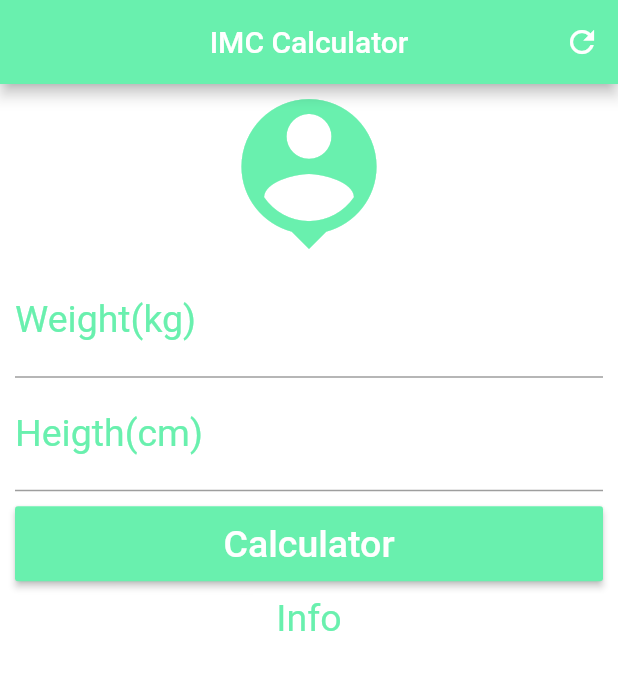
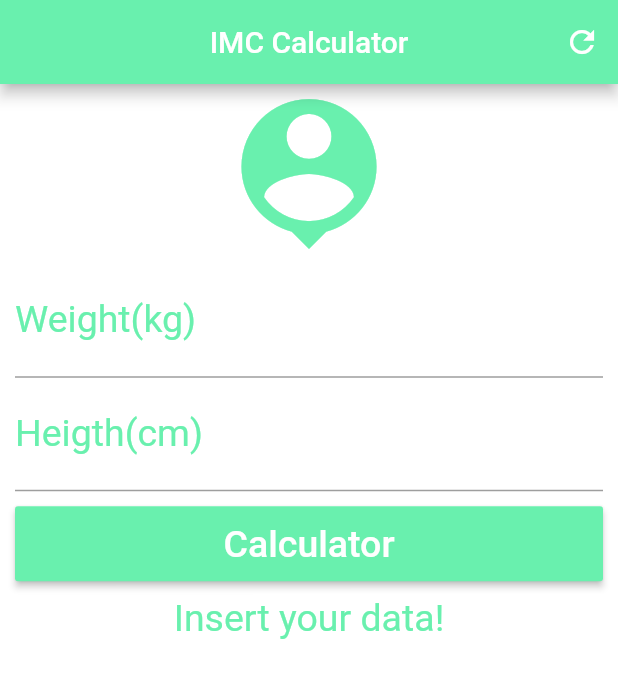
Before and after one commit to jonathanoliveira9/imc_flutter, a Flutter app: the screen it shows after launch, after a tap on "Calculator", on a phone screen of 412 x 824 dp. Shown: the top 678 px of the screen. Run offline on Flutter 3.47's test engine with Material 2 defaults, Android fonts, the phone set to English and light mode, and no system bars.

Commit message:
Controller

```diff
--- a/lib/main.dart
+++ b/lib/main.dart
@@ -12,6 +12,40 @@ class Home extends StatefulWidget {
 }
 
 class _HomeState extends State<Home> {
+  TextEditingController weightController = TextEditingController();
+  TextEditingController heightController = TextEditingController();
+  String _infoText = 'Insert your data!';
+
+  void _resetFields() {
+    setState(() {
+      weightController.text = '';
+      heightController.text = '';
+      _infoText = 'Insert your data!';
+    });
+  }
+
+  void _calculate() {
+    setState(() {
+      double weight = double.parse(weightController.text);
+
+      double height = double.parse(heightController.text) / 100;
+      double imc = weight / (height * height);
+      if (imc < 18.9) {
+        _infoText = "Low Weight (${imc.toStringAsPrecision(3)})";
+      } else if (imc >= 18.9 && imc < 24.9) {
+        _infoText = "Ideal Weight (${imc.toStringAsPrecision(3)})";
+      } else if (imc >= 24.9 && imc < 29.9) {
+        _infoText = "Slightly Overweight (${imc.toStringAsPrecision(3)})";
+      } else if (imc >= 29.9 && imc < 34.9) {
+        _infoText = "Obesity I (${imc.toStringAsPrecision(3)})";
+      } else if (imc >= 34.9 && imc < 39.9) {
+        _infoText = "Obesity II (${imc.toStringAsPrecision(3)})";
+      } else if (imc >= 40) {
+        _infoText = "Obesity III (${imc.toStringAsPrecision(3)})";
+      }
+    });
+  }
+
   @override
   Widget build(BuildContext context) {
     return Scaffold(
@@ -20,11 +54,12 @@ class _HomeState extends State<Home> {
         centerTitle: true,
         backgroundColor: Colors.greenAccent,
         actions: <Widget>[
-          IconButton(icon: Icon(Icons.refresh),
-            onPressed: () {},)
+          IconButton(
+            icon: Icon(Icons.refresh),
+            onPressed: _resetFields,
+          )
         ],
       ),
-
       backgroundColor: Colors.white,
       body: SingleChildScrollView(
         padding: EdgeInsets.fromLTRB(10.0, 0.0, 10.0, 0.0),
@@ -32,36 +67,42 @@ class _HomeState extends State<Home> {
           crossAxisAlignment: CrossAxisAlignment.stretch,
           children: <Widget>[
             Icon(Icons.person_pin, size: 120.0, color: Colors.greenAccent),
-            TextField(keyboardType: TextInputType.number,
+            TextField(
+              keyboardType: TextInputType.number,
               decoration: InputDecoration(
                   labelText: 'Weight(kg)',
-                  labelStyle: TextStyle(color: Colors.greenAccent)
-              ),
+                  labelStyle: TextStyle(color: Colors.greenAccent)),
               textAlign: TextAlign.center,
               style: TextStyle(color: Colors.greenAccent, fontSize: 25.0),
+              controller: weightController,
             ),
-            TextField(keyboardType: TextInputType.number,
+            TextField(
+              keyboardType: TextInputType.number,
               decoration: InputDecoration(
                   labelText: 'Heigth(cm)',
-                  labelStyle: TextStyle(color: Colors.greenAccent)
-              ),
+                  labelStyle: TextStyle(color: Colors.greenAccent)),
               textAlign: TextAlign.center,
               style: TextStyle(color: Colors.greenAccent, fontSize: 25.0),
+              controller: heightController,
             ),
             Padding(
                 padding: EdgeInsets.only(top: 10.0, bottom: 10.0),
                 child: Container(
                   height: 50.0,
                   child: RaisedButton(
-                  onPressed: () {},
-                  child: Text('Calculator', style: TextStyle(color: Colors.white, fontSize: 25.0),),
+                    onPressed: _calculate,
+                    child: Text(
+                      'Calculator',
+                      style: TextStyle(color: Colors.white, fontSize: 25.0),
+                    ),
                     color: Colors.greenAccent,
                   ),
+                )),
+            Text(
+              _infoText,
+              textAlign: TextAlign.center,
+              style: TextStyle(color: Colors.greenAccent, fontSize: 25.0),
             )
-          ),
-            Text('Info',
-              textAlign: TextAlign.center,
-              style: TextStyle(color: Colors.greenAccent, fontSize: 25.0),)
           ],
         ),
       ),
```
Lines whose indentation alone changed are shown as unchanged.
